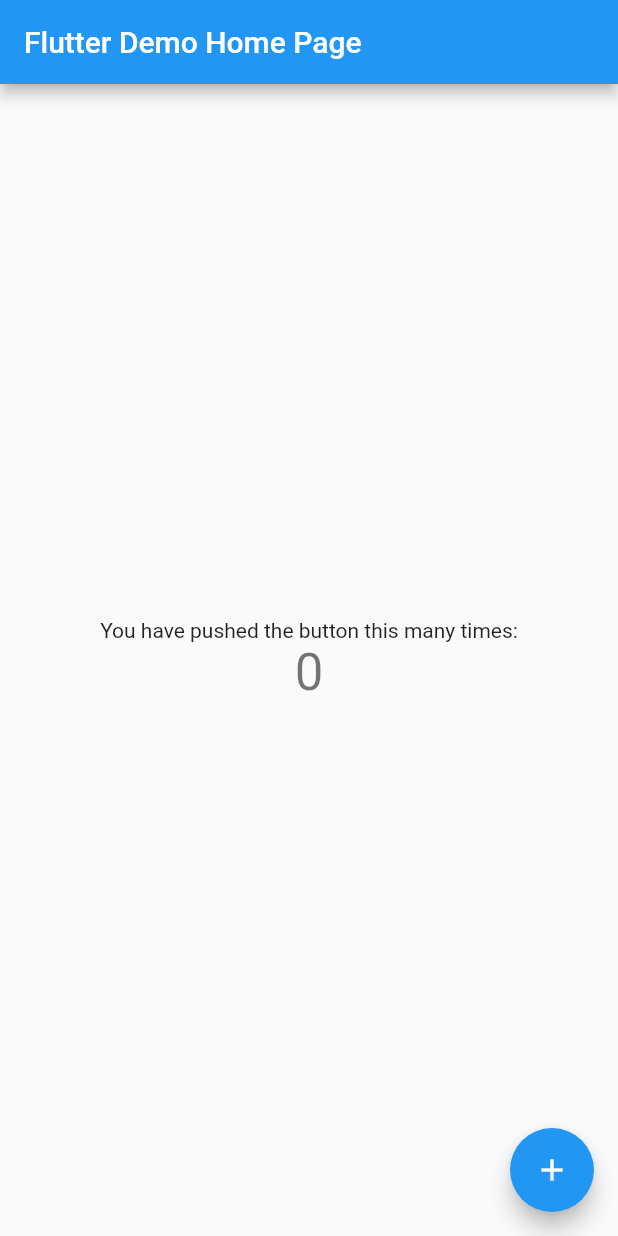
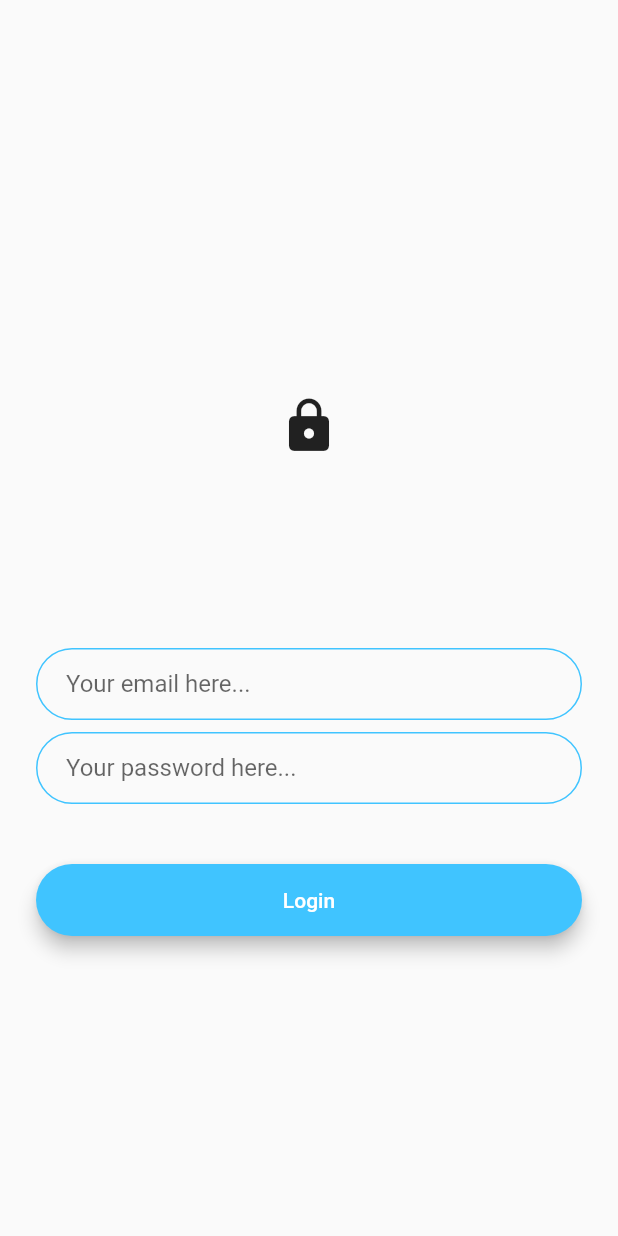
Before and after one commit to gnotong/ag_nt, a Flutter app: the screen it shows after launch, on a phone screen of 412 x 824 dp. Run offline on Flutter 3.47's test engine with Material 2 defaults, Android fonts, the phone set to English and light mode, and no system bars; drawn by our look-alikes of modal_progress_hud_nsn; our stand-ins replace firebase_auth, firebase_core; accounts and stored records are empty.

Commit message:
Login screen + firebase authentication

```diff
--- /dev/null
+++ b/lib/components/rounded_button.dart
@@ -0,0 +1,28 @@
+import 'package:flutter/material.dart';
+
+class RoundedButton extends StatelessWidget {
+  final Function onPress;
+  final String label;
+
+  RoundedButton({this.onPress, this.label});
+
+  @override
+  Widget build(BuildContext context) {
+    return Material(
+      elevation: 5.0,
+      color: Colors.lightBlueAccent,
+      borderRadius: BorderRadius.circular(30.0),
+      child: MaterialButton(
+        onPressed: onPress,
+        minWidth: 200.0,
+        height: 42.0,
+        child: Text(
+          label,
+          style: TextStyle(
+            color: Colors.white,
+          ),
+        ),
+      ),
+    );
+  }
+}
--- /dev/null
+++ b/lib/constant.dart
@@ -0,0 +1,25 @@
+import 'package:flutter/material.dart';
+
+const kTextFieldDecoration = InputDecoration(
+  contentPadding: EdgeInsets.symmetric(
+    vertical: 10.0,
+    horizontal: 20.0,
+  ),
+  border: OutlineInputBorder(
+    borderRadius: BorderRadius.all(
+      Radius.circular(32.0),
+    ),
+  ),
+  enabledBorder: kEnableLoginBorder,
+  focusedBorder: kFocusedLoginBorder,
+);
+
+const kEnableLoginBorder = OutlineInputBorder(
+  borderSide: BorderSide(color: Colors.lightBlueAccent, width: 1.0),
+  borderRadius: BorderRadius.all(Radius.circular(32.0)),
+);
+
+const kFocusedLoginBorder = OutlineInputBorder(
+  borderSide: BorderSide(color: Colors.lightBlueAccent, width: 2.0),
+  borderRadius: BorderRadius.all(Radius.circular(32.0)),
+);
--- a/lib/main.dart
+++ b/lib/main.dart
@@ -1,113 +1,14 @@
+import 'package:ag_nt/screens/login_screen.dart';
+import 'package:firebase_core/firebase_core.dart';
 import 'package:flutter/material.dart';
 
-void main() {
-  runApp(MyApp());
+void main() async {
+  WidgetsFlutterBinding.ensureInitialized();
+  await Firebase.initializeApp();
+  runApp(
+    MaterialApp(
+      debugShowCheckedModeBanner: false,
+      home: LoginScreen(),
+    ),
+  );
 }
-
-class MyApp extends StatelessWidget {
-  // This widget is the root of your application.
-  @override
-  Widget build(BuildContext context) {
-    return MaterialApp(
-      title: 'Flutter Demo',
-      theme: ThemeData(
-        // This is the theme of your application.
-        //
-        // Try running your application with "flutter run". You'll see the
-        // application has a blue toolbar. Then, without quitting the app, try
-        // changing the primarySwatch below to Colors.green and then invoke
-        // "hot reload" (press "r" in the console where you ran "flutter run",
-        // or simply save your changes to "hot reload" in a Flutter IDE).
-        // Notice that the counter didn't reset back to zero; the application
-        // is not restarted.
-        primarySwatch: Colors.blue,
-      ),
-      home: MyHomePage(title: 'Flutter Demo Home Page'),
-    );
-  }
-}
-
-class MyHomePage extends StatefulWidget {
-  MyHomePage({Key key, this.title}) : super(key: key);
-
-  // This widget is the home page of your application. It is stateful, meaning
-  // that it has a State object (defined below) that contains fields that affect
-  // how it looks.
-
-  // This class is the configuration for the state. It holds the values (in this
-  // case the title) provided by the parent (in this case the App widget) and
-  // used by the build method of the State. Fields in a Widget subclass are
-  // always marked "final".
-
-  final String title;
-
-  @override
-  _MyHomePageState createState() => _MyHomePageState();
-}
-
-class _MyHomePageState extends State<MyHomePage> {
-  int _counter = 0;
-
-  void _incrementCounter() {
-    setState(() {
-      // This call to setState tells the Flutter framework that something has
-      // changed in this State, which causes it to rerun the build method below
-      // so that the display can reflect the updated values. If we changed
-      // _counter without calling setState(), then the build method would not be
-      // called again, and so nothing would appear to happen.
-      _counter++;
-    });
-  }
-
-  @override
-  Widget build(BuildContext context) {
-    // This method is rerun every time setState is called, for instance as done
-    // by the _incrementCounter method above.
-    //
-    // The Flutter framework has been optimized to make rerunning build methods
-    // fast, so that you can just rebuild anything that needs updating rather
-    // than having to individually change instances of widgets.
-    return Scaffold(
-      appBar: AppBar(
-        // Here we take the value from the MyHomePage object that was created by
-        // the App.build method, and use it to set our appbar title.
-        title: Text(widget.title),
-      ),
-      body: Center(
-        // Center is a layout widget. It takes a single child and positions it
-        // in the middle of the parent.
-        child: Column(
-          // Column is also a layout widget. It takes a list of children and
-          // arranges them vertically. By default, it sizes itself to fit its
-          // children horizontally, and tries to be as tall as its parent.
-          //
-          // Invoke "debug painting" (press "p" in the console, choose the
-          // "Toggle Debug Paint" action from the Flutter Inspector in Android
-          // Studio, or the "Toggle Debug Paint" command in Visual Studio Code)
-          // to see the wireframe for each widget.
-          //
-          // Column has various properties to control how it sizes itself and
-          // how it positions its children. Here we use mainAxisAlignment to
-          // center the children vertically; the main axis here is the vertical
-          // axis because Columns are vertical (the cross axis would be
-          // horizontal).
-          mainAxisAlignment: MainAxisAlignment.center,
-          children: <Widget>[
-            Text(
-              'You have pushed the button this many times:',
-            ),
-            Text(
-              '$_counter',
-              style: Theme.of(context).textTheme.headline4,
-            ),
-          ],
-        ),
-      ),
-      floatingActionButton: FloatingActionButton(
-        onPressed: _incrementCounter,
-        tooltip: 'Increment',
-        child: Icon(Icons.add),
-      ), // This trailing comma makes auto-formatting nicer for build methods.
-    );
-  }
-}
--- /dev/null
+++ b/lib/screens/login_screen.dart
@@ -0,0 +1,102 @@
+import 'package:ag_nt/components/rounded_button.dart';
+import 'package:ag_nt/constant.dart';
+import 'package:firebase_auth/firebase_auth.dart';
+import 'package:flutter/material.dart';
+import 'package:modal_progress_hud_nsn/modal_progress_hud_nsn.dart';
+
+class LoginScreen extends StatefulWidget {
+  @override
+  _LoginScreenState createState() => _LoginScreenState();
+}
+
+class _LoginScreenState extends State<LoginScreen> {
+  String email;
+  String password;
+  bool showSpinner = false;
+  final FirebaseAuth _auth = FirebaseAuth.instance;
+
+  @override
+  Widget build(BuildContext context) {
+    return Scaffold(
+      body: ModalProgressHUD(
+        inAsyncCall: showSpinner,
+        child: Padding(
+          padding: EdgeInsets.symmetric(
+            horizontal: 24.0,
+          ),
+          child: Column(
+            mainAxisAlignment: MainAxisAlignment.center,
+            crossAxisAlignment: CrossAxisAlignment.stretch,
+            children: [
+              Flexible(
+                child: Hero(
+                  tag: 'logo',
+                  child: Container(
+                    child: Icon(
+                      Icons.lock,
+                      size: 40.0,
+                    ),
+                    height: 200.0,
+                  ),
+                ),
+              ),
+              SizedBox(height: 48.0),
+              TextField(
+                keyboardType: TextInputType.emailAddress,
+                onChanged: (value) {
+                  email = value;
+                },
+                decoration: kTextFieldDecoration.copyWith(
+                  hintText: 'Your email here...',
+                ),
+              ),
+              SizedBox(height: 8.0),
+              TextField(
+                obscureText: true,
+                onChanged: (value) {
+                  password = value;
+                },
+                decoration: kTextFieldDecoration.copyWith(
+                  hintText: 'Your password here...',
+                ),
+              ),
+              SizedBox(height: 24.0),
+              Padding(
+                padding: EdgeInsets.symmetric(vertical: 16.0),
+                child: RoundedButton(
+                  label: 'Login',
+                  onPress: () async {
+                    setState(() {
+                      showSpinner = true;
+                    });
+
+                    try {
+                      UserCredential credential =
+                          await _auth.signInWithEmailAndPassword(
+                        email: email,
+                        password: password,
+                      );
+
+                      if (credential.user != null) {
+                        print('Logged In');
+                      }
+
+                      setState(() {
+                        showSpinner = false;
+                      });
+                    } on FirebaseAuthException catch (e) {
+                      print('Bad credentials');
+                      setState(() {
+                        showSpinner = false;
+                      });
+                    }
+                  },
+                ),
+              )
+            ],
+          ),
+        ),
+      ),
+    );
+  }
+}
--- a/pubspec.yaml
+++ b/pubspec.yaml
@@ -13,6 +13,9 @@ dependencies:
     sdk: flutter
 
   cupertino_icons: ^1.0.2
+  modal_progress_hud_nsn: ^0.1.0-nullsafety-0
+  firebase_auth: ^1.1.4
+  firebase_core: ^1.1.1
 
 dev_dependencies:
   flutter_test:
```
Also changed, not shown: lib/components/button.dart (deleted), lib/screens/login.dart (deleted), pubspec.lock, 7 other files.
